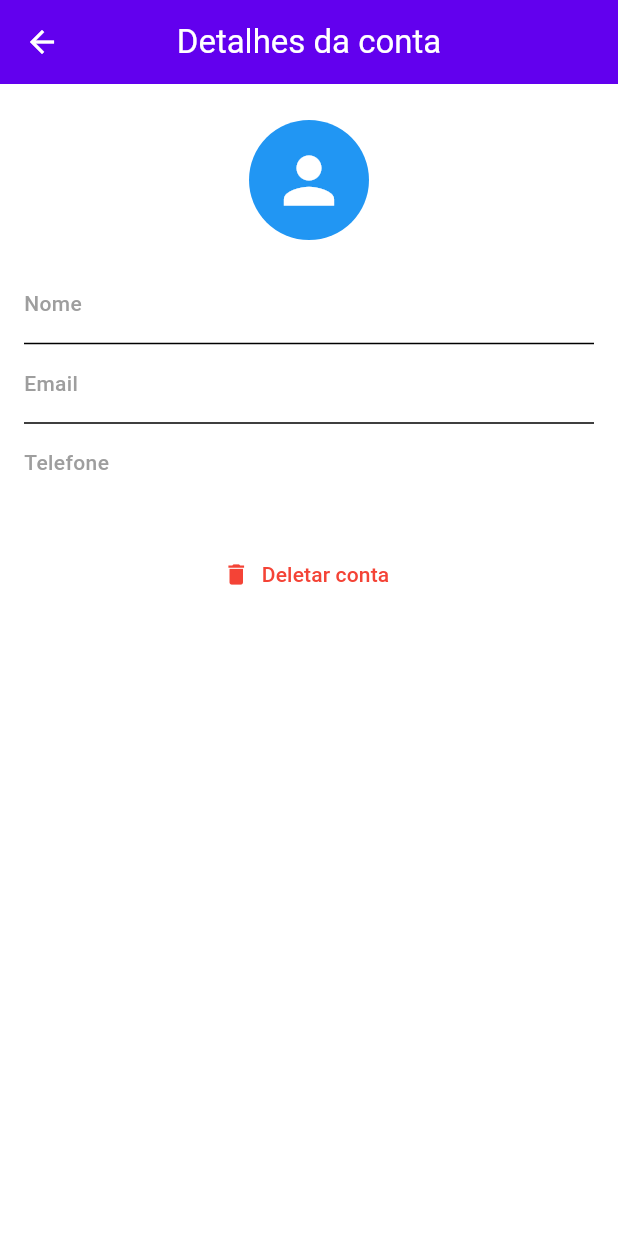
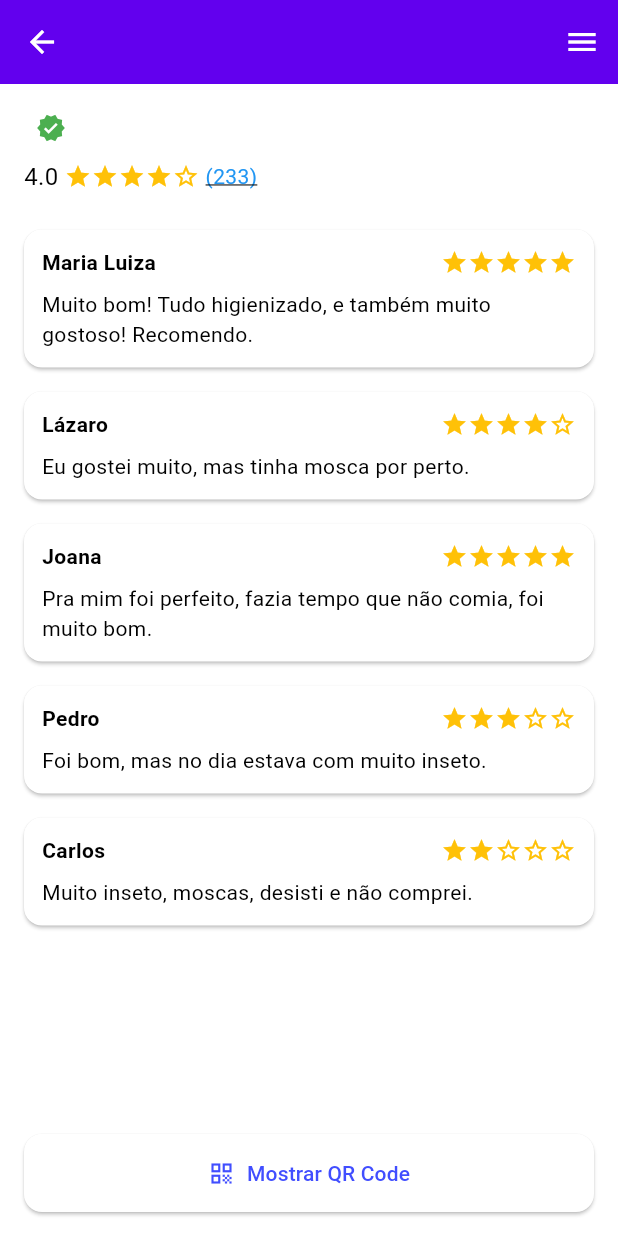
Before and after one commit to vcnovaes/trust-food, a Flutter app: the SellerProfileScreen screen opened directly with empty values, after a tap on "Deletar conta", on a phone screen of 412 x 824 dp. Run offline on Flutter 3.47's test engine with Material 3 defaults, Android fonts, the phone set to English and light mode, and no system bars.

Commit message:
add review

```diff
--- a/trust_food/lib/screens/profile/sellerProfileScreen.dart
+++ b/trust_food/lib/screens/profile/sellerProfileScreen.dart
@@ -1,5 +1,6 @@
 import 'package:flutter/material.dart';
 import 'package:trust_food/models/seller/seller.dart';
+import 'package:trust_food/screens/profile/sellerReviewScreen.dart';
 
 class SellerProfileScreen extends StatelessWidget {
   final Seller seller;
@@ -34,11 +35,43 @@ class SellerProfileScreen extends StatelessWidget {
             buildDetailRow('Telefone', seller.phone),
             const SizedBox(height: 32),
             TextButton.icon(
-              onPressed: (() => {}),
+              onPressed:
+                  (() => {
+                    Navigator.pushReplacement(
+                      context,
+                      MaterialPageRoute(
+                        builder:
+                            (context) => SellerReviewsScreen(
+                              sellerName: seller.username,
+                            ),
+                      ),
+                    ),
+                  }),
               icon: const Icon(Icons.delete, color: Colors.red),
               label: const Text(
                 'Deletar conta',
                 style: TextStyle(color: Colors.red),
+              ),
+            ),
+            const SizedBox(height: 32),
+            TextButton.icon(
+              onPressed:
+                  (() => {
+                    Navigator.pushReplacement(
+                      context,
+                      MaterialPageRoute(
+                        builder:
+                            (context) => SellerReviewsScreen(
+                              sellerName: seller.username,
+                            ),
+                      ),
+                    ),
+                  }),
+
+              icon: const Icon(Icons.message, color: Colors.blue),
+              label: const Text(
+                'Ver avaliações',
+                style: TextStyle(color: Colors.blue),
               ),
             ),
           ],
--- /dev/null
+++ b/trust_food/lib/screens/profile/sellerReviewScreen.dart
@@ -0,0 +1,153 @@
+import 'package:flutter/material.dart';
+
+class SellerReviewsScreen extends StatelessWidget {
+  final String sellerName;
+  SellerReviewsScreen({super.key, required this.sellerName});
+
+  final double rating = 4.0;
+  final int totalReviews = 233;
+  final List<Map<String, dynamic>> reviews = [
+    {
+      'name': 'Maria Luiza',
+      'comment':
+          'Muito bom! Tudo higienizado, e também muito gostoso! Recomendo.',
+      'stars': 5,
+    },
+    {
+      'name': 'Lázaro',
+      'comment': 'Eu gostei muito, mas tinha mosca por perto.',
+      'stars': 4,
+    },
+    {
+      'name': 'Joana',
+      'comment':
+          'Pra mim foi perfeito, fazia tempo que não comia, foi muito bom.',
+      'stars': 5,
+    },
+    {
+      'name': 'Pedro',
+      'comment': 'Foi bom, mas no dia estava com muito inseto.',
+      'stars': 3,
+    },
+    {
+      'name': 'Carlos',
+      'comment': 'Muito inseto, moscas, desisti e não comprei.',
+      'stars': 2,
+    },
+  ];
+
+  @override
+  Widget build(BuildContext context) {
+    return Scaffold(
+      appBar: AppBar(
+        leading: const BackButton(),
+        actions: [IconButton(icon: const Icon(Icons.menu), onPressed: () {})],
+      ),
+      body: Padding(
+        padding: const EdgeInsets.all(16),
+        child: Column(
+          crossAxisAlignment: CrossAxisAlignment.start,
+          children: [
+            Row(
+              children: [
+                Text(
+                  sellerName,
+                  style: const TextStyle(
+                    fontSize: 18,
+                    fontWeight: FontWeight.bold,
+                  ),
+                ),
+                const SizedBox(width: 8),
+                const Icon(Icons.verified, color: Colors.green, size: 20),
+              ],
+            ),
+            const SizedBox(height: 8),
+            Row(
+              children: [
+                Text(rating.toString(), style: const TextStyle(fontSize: 16)),
+                const SizedBox(width: 4),
+                buildStars(rating),
+                const SizedBox(width: 4),
+                Text(
+                  '($totalReviews)',
+                  style: const TextStyle(
+                    color: Colors.blue,
+                    decoration: TextDecoration.underline,
+                  ),
+                ),
+              ],
+            ),
+            const SizedBox(height: 16),
+            Expanded(
+              child: ListView.builder(
+                itemCount: reviews.length,
+                itemBuilder: (context, index) {
+                  final review = reviews[index];
+                  return Card(
+                    margin: const EdgeInsets.symmetric(vertical: 8),
+                    shape: RoundedRectangleBorder(
+                      borderRadius: BorderRadius.circular(12),
+                    ),
+                    child: Padding(
+                      padding: const EdgeInsets.all(12),
+                      child: Column(
+                        crossAxisAlignment: CrossAxisAlignment.start,
+                        children: [
+                          Row(
+                            children: [
+                              Text(
+                                review['name'],
+                                style: const TextStyle(
+                                  fontWeight: FontWeight.bold,
+                                ),
+                              ),
+                              const Spacer(),
+                              buildStars(review['stars'].toDouble()),
+                            ],
+                          ),
+                          const SizedBox(height: 8),
+                          Text(review['comment']),
+                        ],
+                      ),
+                    ),
+                  );
+                },
+              ),
+            ),
+            const SizedBox(height: 8),
+            SizedBox(
+              width: double.infinity,
+              child: ElevatedButton.icon(
+                onPressed: () {
+                  // QR Code logic here
+                },
+                icon: const Icon(Icons.qr_code),
+                label: const Text('Mostrar QR Code'),
+                style: ElevatedButton.styleFrom(
+                  padding: const EdgeInsets.symmetric(vertical: 16),
+                  shape: RoundedRectangleBorder(
+                    borderRadius: BorderRadius.circular(12),
+                  ),
+                ),
+              ),
+            ),
+          ],
+        ),
+      ),
+    );
+  }
+
+  Widget buildStars(double stars) {
+    return Row(
+      children: List.generate(5, (index) {
+        if (index < stars.floor()) {
+          return const Icon(Icons.star, color: Colors.amber, size: 18);
+        } else if (index < stars) {
+          return const Icon(Icons.star_half, color: Colors.amber, size: 18);
+        } else {
+          return const Icon(Icons.star_border, color: Colors.amber, size: 18);
+        }
+      }),
+    );
+  }
+}
```
